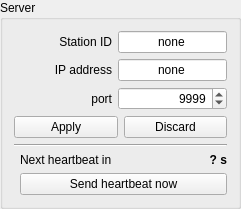
Old version of the form widgets/qserver.ui in the repository AMOS-uniba/amos-client.
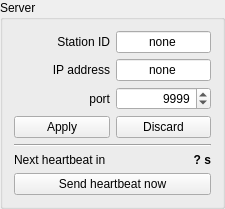
New version of the form.

Commit message: Finetuned UI alignment, more UFO management commands

What changed in the file:
```diff
--- a/widgets/qserver.ui
+++ b/widgets/qserver.ui
@@ -6,7 +6,7 @@
    <rect>
     <x>0</x>
     <y>0</y>
-    <width>241</width>
+    <width>225</width>
     <height>193</height>
    </rect>
   </property>
@@ -23,17 +23,29 @@
    <string>Server</string>
   </property>
   <layout class="QGridLayout" name="gridLayout">
-   <item row="3" column="2" colspan="2">
-    <widget class="QLabel" name="lx_port">
+   <item row="6" column="1">
+    <widget class="QLabel" name="lb_countdown">
+     <property name="sizePolicy">
+      <sizepolicy hsizetype="Preferred" vsizetype="Preferred">
+       <horstretch>1</horstretch>
+       <verstretch>0</verstretch>
+      </sizepolicy>
+     </property>
+     <property name="font">
+      <font>
+       <weight>75</weight>
+       <bold>true</bold>
+      </font>
+     </property>
      <property name="text">
-      <string>port</string>
+      <string>? s</string>
      </property>
      <property name="alignment">
       <set>Qt::AlignRight|Qt::AlignTrailing|Qt::AlignVCenter</set>
      </property>
     </widget>
    </item>
-   <item row="4" column="2" colspan="3">
+   <item row="4" column="0" colspan="2">
     <layout class="QHBoxLayout" name="hl_buttons">
      <item>
       <widget class="QPushButton" name="bt_apply">
@@ -51,13 +63,33 @@
      </item>
     </layout>
    </item>
-   <item row="3" column="4">
+   <item row="6" column="0">
+    <widget class="QLabel" name="lx_countdown">
+     <property name="sizePolicy">
+      <sizepolicy hsizetype="Preferred" vsizetype="Preferred">
+       <horstretch>1</horstretch>
+       <verstretch>0</verstretch>
+      </sizepolicy>
+     </property>
+     <property name="text">
+      <string>Next heartbeat in</string>
+     </property>
+    </widget>
+   </item>
+   <item row="7" column="0" colspan="2">
+    <widget class="QPushButton" name="bt_send_heartbeat">
+     <property name="text">
+      <string>Send heartbeat now</string>
+     </property>
+    </widget>
+   </item>
+   <item row="3" column="1">
     <widget class="QSpinBox" name="sb_port">
-     <property name="minimumSize">
-      <size>
-       <width>64</width>
-       <height>0</height>
-      </size>
+     <property name="sizePolicy">
+      <sizepolicy hsizetype="Preferred" vsizetype="Fixed">
+       <horstretch>1</horstretch>
+       <verstretch>0</verstretch>
+      </sizepolicy>
      </property>
      <property name="toolTip">
       <string>port</string>
@@ -76,18 +108,37 @@
      </property>
     </widget>
    </item>
-   <item row="2" column="2" colspan="2">
-    <widget class="QLabel" name="lx_ip">
+   <item row="3" column="0">
+    <widget class="QLabel" name="lx_port">
+     <property name="sizePolicy">
+      <sizepolicy hsizetype="Preferred" vsizetype="Preferred">
+       <horstretch>1</horstretch>
+       <verstretch>0</verstretch>
+      </sizepolicy>
+     </property>
      <property name="text">
-      <string>IP address</string>
+      <string>port</string>
      </property>
      <property name="alignment">
       <set>Qt::AlignRight|Qt::AlignTrailing|Qt::AlignVCenter</set>
      </property>
     </widget>
    </item>
-   <item row="2" column="4">
+   <item row="5" column="0" colspan="2">
+    <widget class="Line" name="line">
+     <property name="orientation">
+      <enum>Qt::Horizontal</enum>
+     </property>
+    </widget>
+   </item>
+   <item row="1" column="1">
     <widget class="QLineEdit" name="le_ip">
+     <property name="sizePolicy">
+      <sizepolicy hsizetype="Preferred" vsizetype="Fixed">
+       <horstretch>1</horstretch>
+       <verstretch>0</verstretch>
+      </sizepolicy>
+     </property>
      <property name="inputMask">
       <string/>
      </property>
@@ -102,54 +153,14 @@
      </property>
     </widget>
    </item>
-   <item row="1" column="3">
-    <widget class="QLabel" name="lx_station_id">
-     <property name="text">
-      <string>Station ID</string>
-     </property>
-     <property name="alignment">
-      <set>Qt::AlignRight|Qt::AlignTrailing|Qt::AlignVCenter</set>
-     </property>
-    </widget>
-   </item>
-   <item row="7" column="3" colspan="2">
-    <widget class="QPushButton" name="bt_send_heartbeat">
-     <property name="text">
-      <string>Send heartbeat now</string>
-     </property>
-    </widget>
-   </item>
-   <item row="6" column="4">
-    <widget class="QLabel" name="lb_countdown">
-     <property name="minimumSize">
-      <size>
-       <width>20</width>
-       <height>0</height>
-      </size>
-     </property>
-     <property name="font">
-      <font>
-       <weight>75</weight>
-       <bold>true</bold>
-      </font>
-     </property>
-     <property name="text">
-      <string>? s</string>
-     </property>
-     <property name="alignment">
-      <set>Qt::AlignRight|Qt::AlignTrailing|Qt::AlignVCenter</set>
-     </property>
-    </widget>
-   </item>
-   <item row="6" column="3">
-    <widget class="QLabel" name="lx_countdown">
-     <property name="text">
-      <string>Next heartbeat in</string>
-     </property>
-    </widget>
-   </item>
-   <item row="1" column="4">
+   <item row="0" column="1">
     <widget class="QLineEdit" name="le_station_id">
+     <property name="sizePolicy">
+      <sizepolicy hsizetype="Preferred" vsizetype="Fixed">
+       <horstretch>1</horstretch>
+       <verstretch>0</verstretch>
+      </sizepolicy>
+     </property>
      <property name="text">
       <string>none</string>
      </property>
@@ -161,10 +172,35 @@
      </property>
     </widget>
    </item>
-   <item row="5" column="2" colspan="3">
-    <widget class="Line" name="line">
-     <property name="orientation">
-      <enum>Qt::Horizontal</enum>
+   <item row="1" column="0">
+    <widget class="QLabel" name="lx_ip">
+     <property name="sizePolicy">
+      <sizepolicy hsizetype="Preferred" vsizetype="Preferred">
+       <horstretch>1</horstretch>
+       <verstretch>0</verstretch>
+      </sizepolicy>
+     </property>
+     <property name="text">
+      <string>IP address</string>
+     </property>
+     <property name="alignment">
+      <set>Qt::AlignRight|Qt::AlignTrailing|Qt::AlignVCenter</set>
+     </property>
+    </widget>
+   </item>
+   <item row="0" column="0">
+    <widget class="QLabel" name="lx_station_id">
+     <property name="sizePolicy">
+      <sizepolicy hsizetype="Preferred" vsizetype="Preferred">
+       <horstretch>1</horstretch>
+       <verstretch>0</verstretch>
+      </sizepolicy>
+     </property>
+     <property name="text">
+      <string>Station ID</string>
+     </property>
+     <property name="alignment">
+      <set>Qt::AlignRight|Qt::AlignTrailing|Qt::AlignVCenter</set>
      </property>
     </widget>
    </item>
```
Left out of the diff: 1 changed line with no effect on the pictures. The commit also changes 13 other files.
